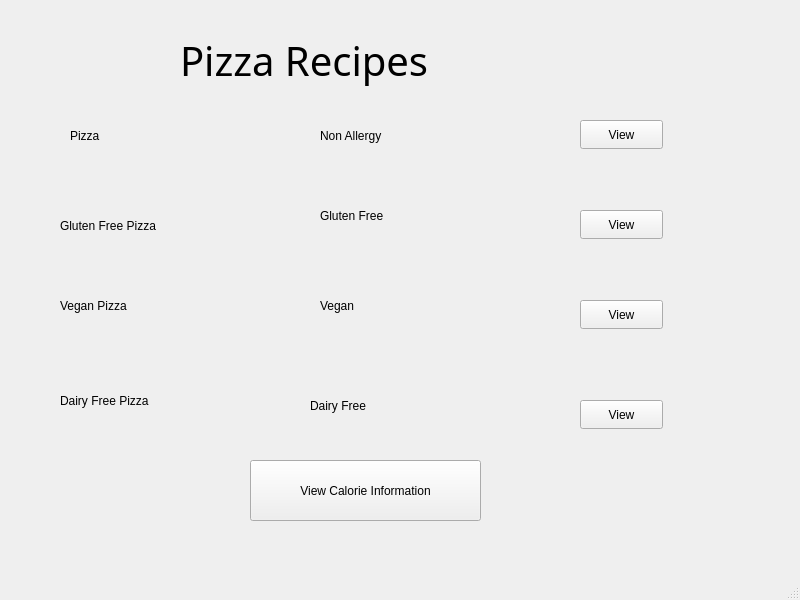
Qt form mainwindow.ui (Keith070/qt-proj) before a commit.
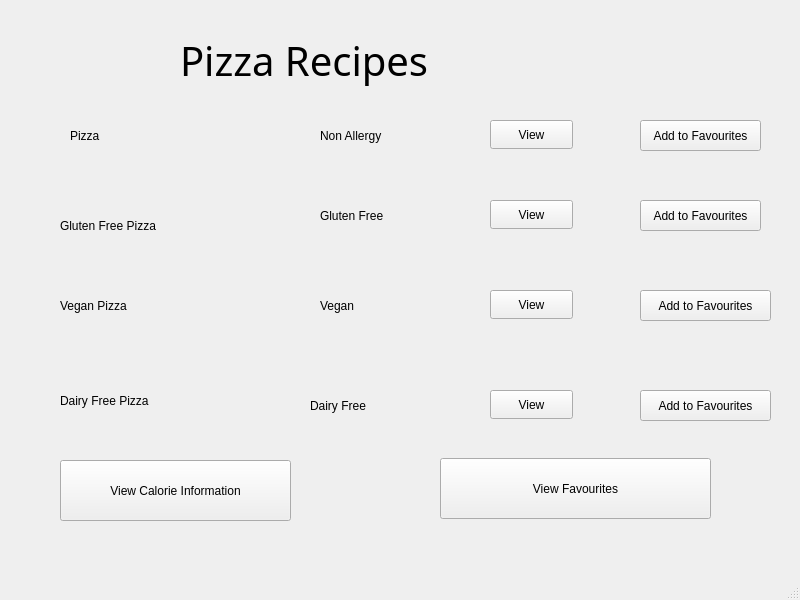
The same form after that commit.

Commit message: added an add to favourites function and fixed issue of traversing to the 2nd page

What changed in the file:
```diff
--- a/mainwindow.ui
+++ b/mainwindow.ui
@@ -153,7 +153,7 @@
      <widget class="QPushButton" name="pushButton">
       <property name="geometry">
        <rect>
-        <x>580</x>
+        <x>490</x>
         <y>140</y>
         <width>83</width>
         <height>29</height>
@@ -166,8 +166,8 @@
      <widget class="QPushButton" name="pushButton_2">
       <property name="geometry">
        <rect>
-        <x>580</x>
-        <y>230</y>
+        <x>490</x>
+        <y>220</y>
         <width>83</width>
         <height>29</height>
        </rect>
@@ -179,8 +179,8 @@
      <widget class="QPushButton" name="pushButton_3">
       <property name="geometry">
        <rect>
-        <x>580</x>
-        <y>320</y>
+        <x>490</x>
+        <y>310</y>
         <width>83</width>
         <height>29</height>
        </rect>
@@ -192,8 +192,8 @@
      <widget class="QPushButton" name="pushButton_4">
       <property name="geometry">
        <rect>
-        <x>580</x>
-        <y>420</y>
+        <x>490</x>
+        <y>410</y>
         <width>83</width>
         <height>29</height>
        </rect>
@@ -208,7 +208,7 @@
      <widget class="QPushButton" name="pushButtonViewSelection">
       <property name="geometry">
        <rect>
-        <x>250</x>
+        <x>60</x>
         <y>480</y>
         <width>231</width>
         <height>61</height>
@@ -218,6 +218,71 @@
        <string>View Calorie Information</string>
       </property>
      </widget>
+     <widget class="QPushButton" name="pushButton_8">
+      <property name="geometry">
+       <rect>
+        <x>640</x>
+        <y>140</y>
+        <width>121</width>
+        <height>31</height>
+       </rect>
+      </property>
+      <property name="text">
+       <string>Add to Favourites</string>
+      </property>
+     </widget>
+     <widget class="QPushButton" name="pushButton_9">
+      <property name="geometry">
+       <rect>
+        <x>640</x>
+        <y>220</y>
+        <width>121</width>
+        <height>31</height>
+       </rect>
+      </property>
+      <property name="text">
+       <string>Add to Favourites</string>
+      </property>
+     </widget>
+     <widget class="QPushButton" name="pushButton_10">
+      <property name="geometry">
+       <rect>
+        <x>640</x>
+        <y>310</y>
+        <width>131</width>
+        <height>31</height>
+       </rect>
+      </property>
+      <property name="text">
+       <string>Add to Favourites</string>
+      </property>
+     </widget>
+     <widget class="QPushButton" name="pushButton_11">
+      <property name="geometry">
+       <rect>
+        <x>640</x>
+        <y>410</y>
+        <width>131</width>
+        <height>31</height>
+       </rect>
+      </property>
+      <property name="text">
+       <string>Add to Favourites</string>
+      </property>
+     </widget>
+     <widget class="QPushButton" name="pushButton_12">
+      <property name="geometry">
+       <rect>
+        <x>440</x>
+        <y>478</y>
+        <width>271</width>
+        <height>61</height>
+       </rect>
+      </property>
+      <property name="text">
+       <string>View Favourites</string>
+      </property>
+     </widget>
     </widget>
     <widget class="QWidget" name="page_3">
      <widget class="QPushButton" name="pushButton_5">
```
Left out of the diff: 23 changed lines with no effect on the pictures. The commit also changes 2 other files.
